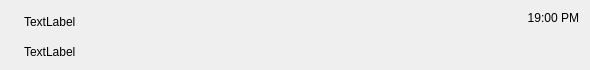
Before: the Qt Designer form dialog_item.ui in VladimirTakeda/ChatClient, drawn with Qt 5.
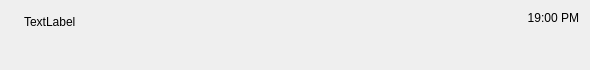
After: the same form once the commit is applied. Icons and pictures are not drawn.

```diff
--- a/dialog_item.ui
+++ b/dialog_item.ui
@@ -95,7 +95,7 @@
        <item>
         <widget class="QLabel" name="label_3">
          <property name="text">
-          <string>TextLabel</string>
+          <string/>
          </property>
          <property name="alignment">
           <set>Qt::AlignBottom|Qt::AlignLeading|Qt::AlignLeft</set>
```
